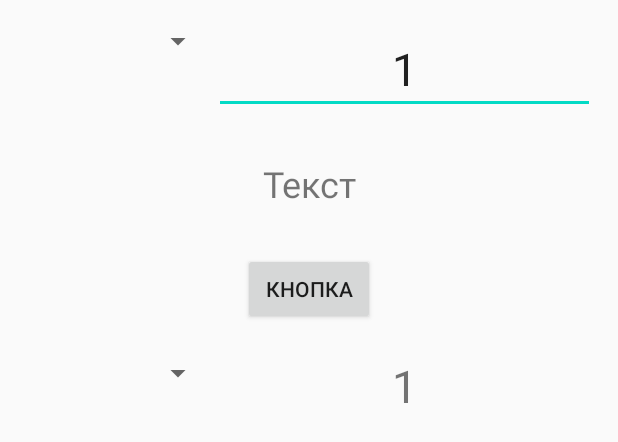
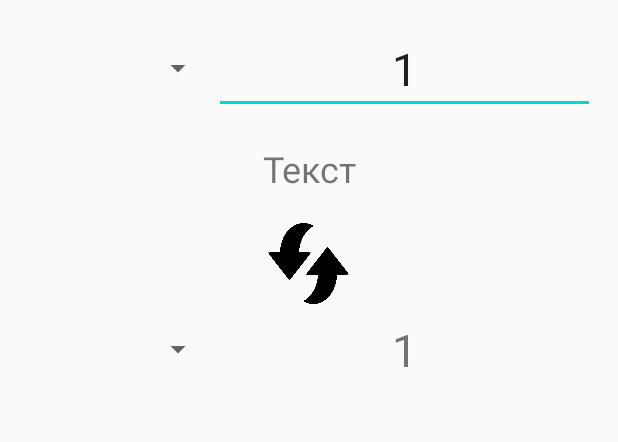
Before and after one commit to IIe4enIOshka/Converter, an Android app: the layout fragment_blank2.xml on its own in the app's theme, with its tools: preview values and no code run, on a phone screen of 412 x 824 dp. Shown: the top 442 px of the screen. Run offline under Robolectric (Android 15) with nearby library versions, the phone set to English and light mode, and no system bars.

Commit message:
add button swap icon

```diff
--- a/app/build.gradle
+++ b/app/build.gradle
@@ -26,10 +26,11 @@ dependencies {
     implementation fileTree(dir: "libs", include: ["*.jar"])
     implementation 'androidx.appcompat:appcompat:1.2.0'
     implementation 'androidx.constraintlayout:constraintlayout:2.0.1'
-    implementation 'androidx.swiperefreshlayout:swiperefreshlayout:1.0.0'
+    implementation 'androidx.swiperefreshlayout:swiperefreshlayout:1.1.0'
     implementation 'androidx.recyclerview:recyclerview:1.1.0'
     implementation 'com.google.android.material:material:1.2.1'
-    testImplementation 'junit:junit:4.12'
+    implementation 'androidx.legacy:legacy-support-v4:1.0.0'
+    testImplementation 'junit:junit:4.13'
     androidTestImplementation 'androidx.test.ext:junit:1.1.2'
     androidTestImplementation 'androidx.test.espresso:espresso-core:3.3.0'
 
--- a/app/src/main/AndroidManifest.xml
+++ b/app/src/main/AndroidManifest.xml
@@ -20,5 +20,4 @@
             </intent-filter>
         </activity>
     </application>
-
 </manifest>
--- a/app/src/main/java/com/example/converter/BlankFragment2.java
+++ b/app/src/main/java/com/example/converter/BlankFragment2.java
@@ -11,6 +11,7 @@ import android.widget.AdapterView;
 import android.widget.ArrayAdapter;
 import android.widget.Button;
 import android.widget.EditText;
+import android.widget.ImageButton;
 import android.widget.Spinner;
 import android.widget.TextView;
 import androidx.fragment.app.Fragment;
@@ -90,7 +91,6 @@ public class BlankFragment2 extends Fragment {
         arrayList_CharCode = new ArrayList<>();
         QueryURL();
         button = view.findViewById(R.id.button);
-
         button.setOnClickListener(new View.OnClickListener() {
             @Override
             public void onClick(View view) {
--- a/app/src/main/res/layout/fragment_blank2.xml
+++ b/app/src/main/res/layout/fragment_blank2.xml
@@ -19,12 +19,13 @@
             android:layout_width="match_parent"
             android:layout_height="wrap_content"
             android:orientation="horizontal"
-            android:paddingBottom="20dp">
+            android:paddingBottom="10dp">
 
             <Spinner
                 android:id="@+id/spinner"
                 android:layout_width="match_parent"
                 android:layout_height="wrap_content"
+                android:layout_gravity="center"
                 android:layout_weight="2" />
 
             <EditText
@@ -32,33 +33,35 @@
                 android:layout_width="match_parent"
                 android:layout_height="wrap_content"
                 android:layout_gravity="center"
+                android:layout_weight="1"
                 android:ems="10"
+                android:inputType="number"
+                android:paddingBottom="10dp"
                 android:text="1"
                 android:textAlignment="center"
-                android:textSize="30sp"
-                android:layout_weight="1"
-                android:padding="10dp"
-                android:inputType="number"
-                />
+                android:textSize="30sp" />
         </LinearLayout>
 
         <TextView
             android:id="@+id/textView"
             android:layout_width="match_parent"
             android:layout_height="wrap_content"
+            android:layout_marginBottom="10dp"
+            android:padding="10dp"
             android:text="Текст"
             android:textAlignment="center"
-            android:textSize="24sp"
-            android:layout_marginBottom="20dp"
-            android:padding="10dp"/>
+            android:textSize="24sp" />
 
         <Button
             android:id="@+id/button"
-            android:layout_width="wrap_content"
-            android:layout_height="wrap_content"
+            style="@style/Widget.MaterialComponents.MaterialCalendar.HeaderToggleButton"
+            android:layout_width="54dp"
+            android:layout_height="54dp"
             android:layout_gravity="center"
-            android:text="Кнопка"
-            android:layout_marginBottom="20dp"/>
+            android:layout_marginBottom="10dp"
+            android:background="@drawable/swap"
+            android:scaleType="fitCenter"
+            android:src="@drawable/swap" />
 
         <LinearLayout
             android:layout_width="match_parent"
@@ -69,6 +72,7 @@
                 android:id="@+id/spinner2"
                 android:layout_width="match_parent"
                 android:layout_height="wrap_content"
+                android:layout_gravity="center"
                 android:layout_weight="2" />
 
             <TextView
@@ -76,11 +80,11 @@
                 android:layout_width="match_parent"
                 android:layout_height="wrap_content"
                 android:layout_gravity="center"
+                android:layout_weight="1"
                 android:ems="10"
                 android:text="1"
                 android:textAlignment="center"
-                android:textSize="30sp"
-                android:layout_weight="1"/>
+                android:textSize="30sp" />
         </LinearLayout>
 
     </LinearLayout>
```
Also changed, not shown: app/src/main/res/drawable/swap.png (added).
